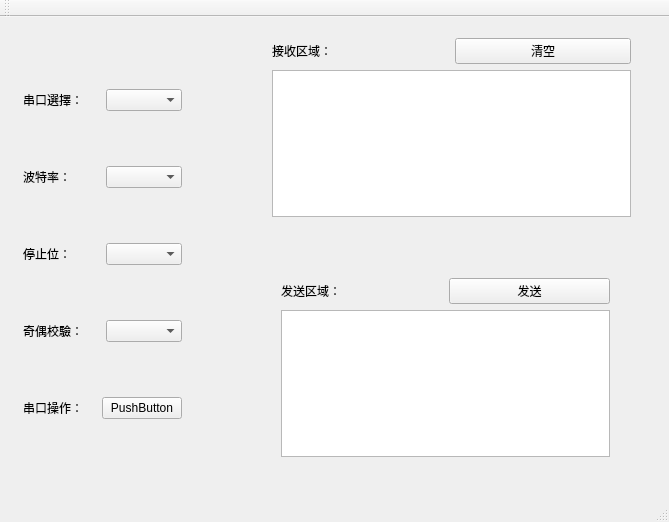
The window that testdir/MainWindow.ui (JackZ0/QTPractice) describes before a commit, drawn with Qt 5.
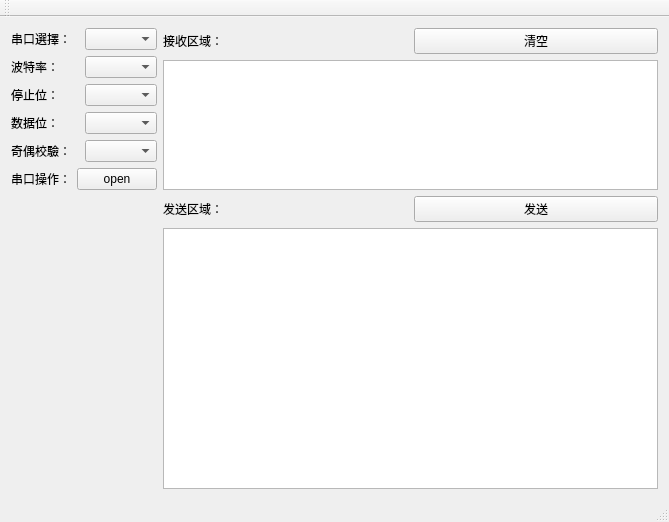
The same window after the commit.

```diff
--- a/testdir/MainWindow.ui
+++ b/testdir/MainWindow.ui
@@ -14,17 +14,8 @@
    <string>MainWindow</string>
   </property>
   <widget class="QWidget" name="centralWidget">
-   <widget class="QWidget" name="">
-    <property name="geometry">
-     <rect>
-      <x>12</x>
-      <y>12</y>
-      <width>181</width>
-      <height>451</height>
-     </rect>
-    </property>
-    <layout class="QVBoxLayout" name="verticalLayout">
-     <item>
+   <layout class="QGridLayout" name="gridLayout">
+    <item row="0" column="0">
       <layout class="QHBoxLayout" name="horizontalLayout">
        <item>
         <widget class="QLabel" name="label">
@@ -38,7 +29,32 @@
        </item>
       </layout>
      </item>
+    <item row="0" column="1" rowspan="6">
+     <layout class="QVBoxLayout" name="verticalLayout_2">
      <item>
+       <layout class="QHBoxLayout" name="horizontalLayout_6">
+        <item>
+         <widget class="QLabel" name="label_6">
+          <property name="text">
+           <string>接收区域：</string>
+          </property>
+         </widget>
+        </item>
+        <item>
+         <widget class="QPushButton" name="pushButtonClear">
+          <property name="text">
+           <string>清空</string>
+          </property>
+         </widget>
+        </item>
+       </layout>
+      </item>
+      <item>
+       <widget class="QTextEdit" name="textEdit"/>
+      </item>
+     </layout>
+    </item>
+    <item row="1" column="0">
       <layout class="QHBoxLayout" name="horizontalLayout_2">
        <item>
         <widget class="QLabel" name="label_2">
@@ -52,7 +68,7 @@
        </item>
       </layout>
      </item>
-     <item>
+    <item row="2" column="0">
       <layout class="QHBoxLayout" name="horizontalLayout_3">
        <item>
         <widget class="QLabel" name="label_3">
@@ -66,7 +82,21 @@
        </item>
       </layout>
      </item>
+    <item row="3" column="0">
+     <layout class="QHBoxLayout" name="horizontalLayout_8">
      <item>
+       <widget class="QLabel" name="label_8">
+        <property name="text">
+         <string>数据位：</string>
+        </property>
+       </widget>
+      </item>
+      <item>
+       <widget class="QComboBox" name="comboBoxDataBit"/>
+      </item>
+     </layout>
+    </item>
+    <item row="4" column="0">
       <layout class="QHBoxLayout" name="horizontalLayout_4">
        <item>
         <widget class="QLabel" name="label_4">
@@ -80,7 +110,7 @@
        </item>
       </layout>
      </item>
-     <item>
+    <item row="5" column="0">
       <layout class="QHBoxLayout" name="horizontalLayout_5">
        <item>
         <widget class="QLabel" name="label_5">
@@ -92,56 +122,13 @@
        <item>
         <widget class="QPushButton" name="pushButtonOperation">
          <property name="text">
-          <string>PushButton</string>
+         <string>open</string>
          </property>
         </widget>
        </item>
       </layout>
      </item>
-    </layout>
-   </widget>
-   <widget class="QWidget" name="">
-    <property name="geometry">
-     <rect>
-      <x>261</x>
-      <y>10</y>
-      <width>381</width>
-      <height>201</height>
-     </rect>
-    </property>
-    <layout class="QVBoxLayout" name="verticalLayout_2">
-     <item>
-      <layout class="QHBoxLayout" name="horizontalLayout_6">
-       <item>
-        <widget class="QLabel" name="label_6">
-         <property name="text">
-          <string>接收区域：</string>
-         </property>
-        </widget>
-       </item>
-       <item>
-        <widget class="QPushButton" name="pushButtonClear">
-         <property name="text">
-          <string>清空</string>
-         </property>
-        </widget>
-       </item>
-      </layout>
-     </item>
-     <item>
-      <widget class="QTextEdit" name="textEdit"/>
-     </item>
-    </layout>
-   </widget>
-   <widget class="QWidget" name="">
-    <property name="geometry">
-     <rect>
-      <x>270</x>
-      <y>250</y>
-      <width>351</width>
-      <height>201</height>
-     </rect>
-    </property>
+    <item row="6" column="1">
     <layout class="QVBoxLayout" name="verticalLayout_3">
      <item>
       <layout class="QHBoxLayout" name="horizontalLayout_7">
@@ -165,7 +152,8 @@
       <widget class="QTextEdit" name="textEdit_2"/>
      </item>
     </layout>
-   </widget>
+    </item>
+   </layout>
   </widget>
   <widget class="QMenuBar" name="menuBar">
    <property name="geometry">
```
Lines whose indentation alone changed are shown as unchanged.
